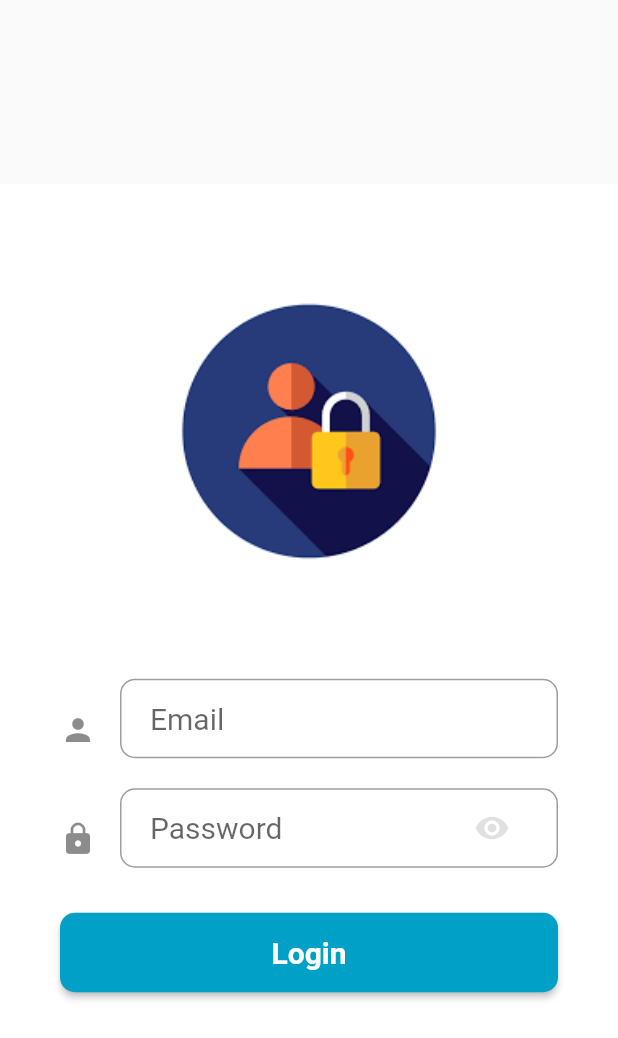
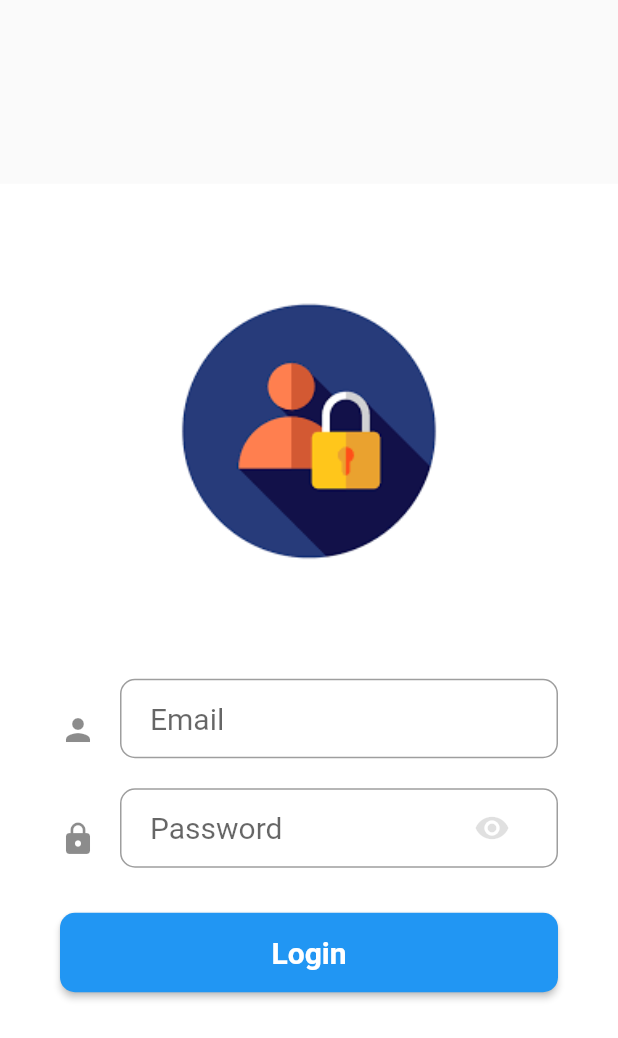
Before and after one commit to enzoteles/first-flutter, a Flutter app: the screen it shows after launch, on a phone screen of 412 x 824 dp. Shown: the top 1038 px of the screen. Run offline on Flutter 3.47's test engine with Material 2 defaults, Android fonts, the phone set to English and light mode, and no system bars; Roboto replaces fonts that are missing (Montserrat).

Commit message:
ajustando cor do button

```diff
--- a/lib/main.dart
+++ b/lib/main.dart
@@ -120,7 +120,7 @@ class _widegetLoginState extends State<widegetLogin> {
       minWidth: MediaQuery.of(context).size.width,
       padding: EdgeInsets.fromLTRB(20.0, 15.0, 20.0, 15.0),
       child: RaisedButton(
-        color: Color(0xff01A0C7),
+        color: Colors.blueAccent[900],
         child: Text('Login', textAlign: TextAlign.center,
           style: style.copyWith(
             color: Colors.white,
```
